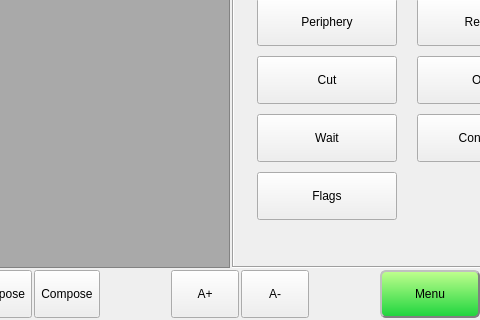
Qt form hcinstruction/ichcinstructionpageframe.ui (dongdong-2009/3-5AxisRobot) before a commit; both pictures show x 252 to 732 and y 126 to 446 of the 836 by 446 pixel window.
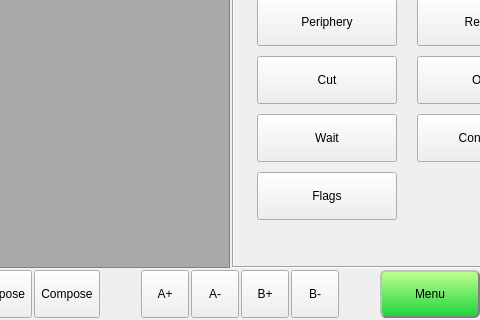
The same form after that commit. Icons and pictures are not drawn.

Diff of the .ui file:
```diff
--- a/hcinstruction/ichcinstructionpageframe.ui
+++ b/hcinstruction/ichcinstructionpageframe.ui
@@ -864,7 +864,7 @@
        </property>
        <property name="minimumSize">
         <size>
-         <width>68</width>
+         <width>48</width>
          <height>48</height>
         </size>
        </property>
@@ -901,7 +901,7 @@
        </property>
        <property name="minimumSize">
         <size>
-         <width>68</width>
+         <width>48</width>
          <height>48</height>
         </size>
        </property>
@@ -928,6 +928,80 @@
        </property>
       </widget>
      </item>
+     <item>
+      <widget class="QToolButton" name="bPlusBtn">
+       <property name="sizePolicy">
+        <sizepolicy hsizetype="Preferred" vsizetype="Preferred">
+         <horstretch>0</horstretch>
+         <verstretch>0</verstretch>
+        </sizepolicy>
+       </property>
+       <property name="minimumSize">
+        <size>
+         <width>48</width>
+         <height>48</height>
+        </size>
+       </property>
+       <property name="maximumSize">
+        <size>
+         <width>16777215</width>
+         <height>48</height>
+        </size>
+       </property>
+       <property name="text">
+        <string>B+</string>
+       </property>
+       <property name="iconSize">
+        <size>
+         <width>32</width>
+         <height>32</height>
+        </size>
+       </property>
+       <property name="toolButtonStyle">
+        <enum>Qt::ToolButtonTextBesideIcon</enum>
+       </property>
+       <property name="arrowType">
+        <enum>Qt::NoArrow</enum>
+       </property>
+      </widget>
+     </item>
+     <item>
+      <widget class="QToolButton" name="bMinusBtn">
+       <property name="sizePolicy">
+        <sizepolicy hsizetype="Preferred" vsizetype="Preferred">
+         <horstretch>0</horstretch>
+         <verstretch>0</verstretch>
+        </sizepolicy>
+       </property>
+       <property name="minimumSize">
+        <size>
+         <width>48</width>
+         <height>48</height>
+        </size>
+       </property>
+       <property name="maximumSize">
+        <size>
+         <width>16777215</width>
+         <height>48</height>
+        </size>
+       </property>
+       <property name="text">
+        <string>B-</string>
+       </property>
+       <property name="iconSize">
+        <size>
+         <width>32</width>
+         <height>32</height>
+        </size>
+       </property>
+       <property name="toolButtonStyle">
+        <enum>Qt::ToolButtonTextBesideIcon</enum>
+       </property>
+       <property name="arrowType">
+        <enum>Qt::NoArrow</enum>
+       </property>
+      </widget>
+     </item>
      <item>
       <spacer name="horizontalSpacer_5">
        <property name="orientation">
```
Left out of the diff: 11 changed lines with no effect on the pictures.
